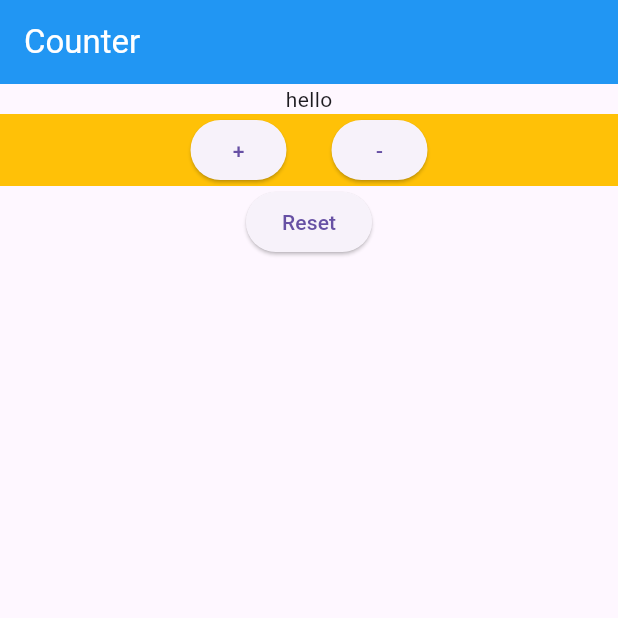
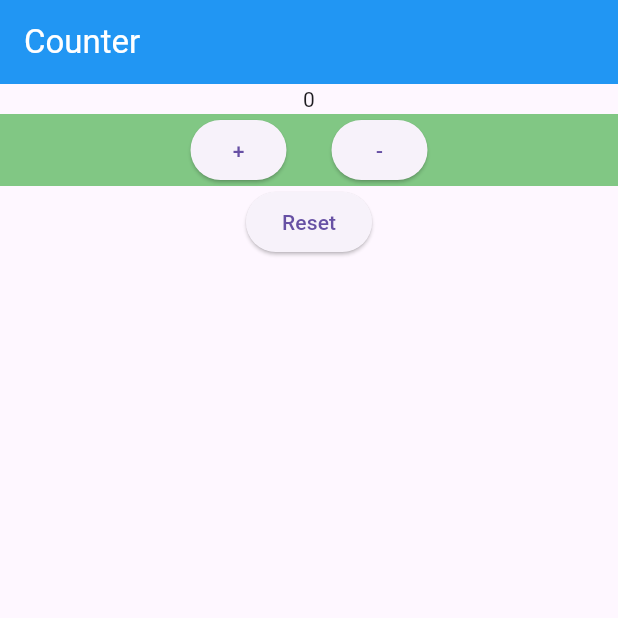
Before and after one commit to bk-software/flutter-nov-2024, a Flutter app: the screen it shows after launch, on a phone screen of 412 x 824 dp, the top half of it. Run offline on Flutter 3.47's test engine with Material 3 defaults, Android fonts, the phone set to English and light mode, and no system bars.

Commit message:
add stateful counter

```diff
--- /dev/null
+++ b/lib/examples/statefule-counter.dart
@@ -0,0 +1,67 @@
+import 'package:flutter/material.dart';
+
+class Counter extends StatelessWidget {
+  const Counter({super.key});
+
+  @override
+  Widget build(BuildContext context) {
+    return MaterialApp(
+      home: Scaffold(
+          appBar: AppBar(
+            title: const Text('Counter'),
+            backgroundColor: Colors.blue,
+            foregroundColor: Colors.white,
+          ),
+          body: const CounterWidget()),
+    );
+  }
+}
+
+class CounterWidget extends StatefulWidget {
+  const CounterWidget({super.key});
+
+  @override
+  State<CounterWidget> createState() => _CounterWidgetState();
+}
+
+class _CounterWidgetState extends State<CounterWidget> {
+  int _counter = 0;
+  @override
+  Widget build(BuildContext context) {
+    return Column(
+      children: [
+        Text(_counter.toString()),
+        Container(
+          color: Colors.green[300],
+          child: Row(
+            mainAxisAlignment: MainAxisAlignment.center,
+            children: [
+              ElevatedButton(
+                onPressed: () {
+                  setState(() {
+                    _counter++;
+                  });
+                  print(_counter);
+                },
+                child: const Text('+'),
+              ),
+              const SizedBox(width: 30),
+              ElevatedButton(
+                onPressed: () {
+                  print('-');
+                },
+                child: const Text('-'),
+              )
+            ],
+          ),
+        ),
+        ElevatedButton(
+          onPressed: () {
+            print('Reset');
+          },
+          child: const Text('Reset'),
+        ),
+      ],
+    );
+  }
+}
--- a/lib/main.dart
+++ b/lib/main.dart
@@ -1,5 +1,5 @@
 import 'package:class_examples/examples/cards-example.dart';
-import 'package:class_examples/examples/counter.dart';
+import 'package:class_examples/examples/statefule-counter.dart';
 import 'package:flutter/material.dart';
 
 void main() {
```
